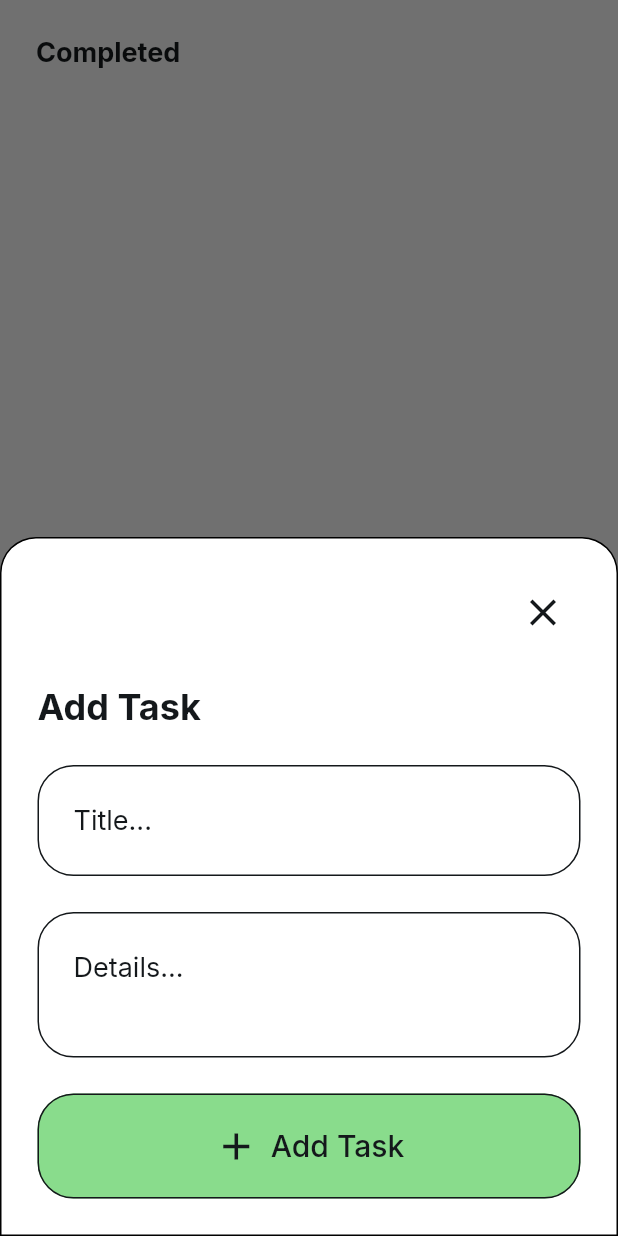
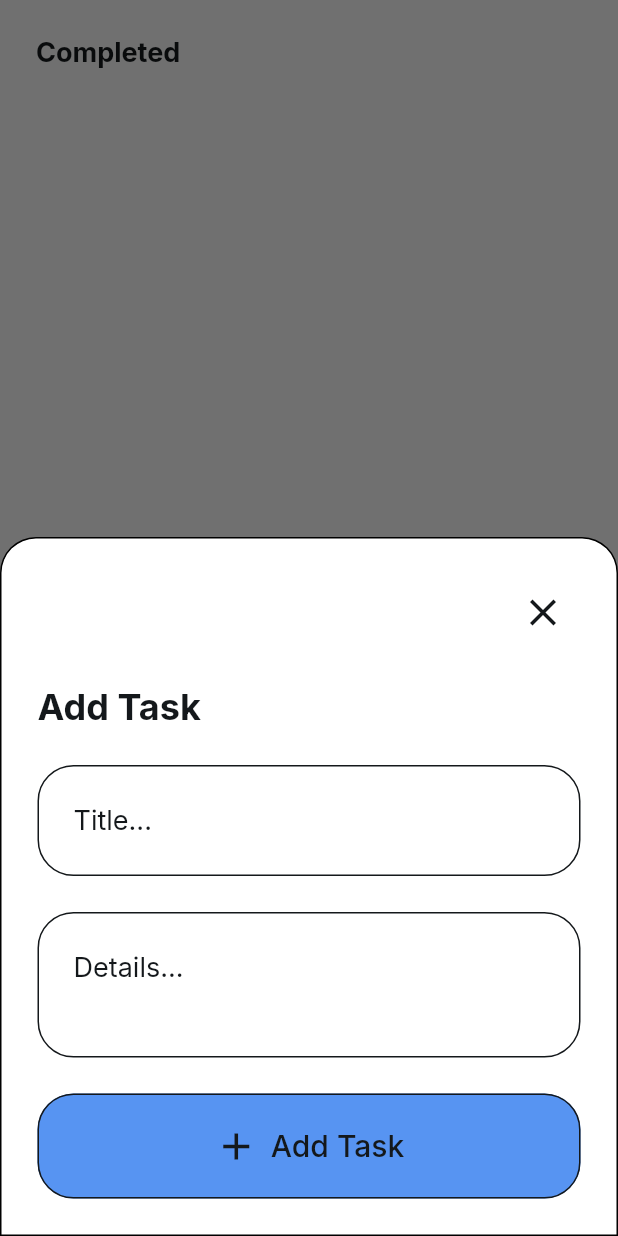
Before and after one commit to AML0424/TodoApp-FlutterFlow, a Flutter app: the screen it shows once a user with an empty profile is signed in, item 2 of the bottom bar chosen, after a tap on the "add" icon, on a phone screen of 412 x 824 dp. Run offline on Flutter 3.47's test engine with Material 3 defaults, Android fonts, the phone set to English and light mode, and no system bars; drawn by our look-alikes of auto_size_text; our stand-ins replace cloud_firestore, easy_debounce, file_picker, firebase_auth, firebase_core, firebase_storage and 12 more; missing offline and left inert: json_path, mime_type; accounts and stored records are empty.

Commit message:
Updating to latest FlutterFlow output.

```diff
--- a/lib/components/add_task_widget.dart
+++ b/lib/components/add_task_widget.dart
@@ -246,7 +246,7 @@ class _AddTaskWidgetState extends State<AddTaskWidget> {
                 height: 70.0,
                 padding: const EdgeInsetsDirectional.fromSTEB(16.0, 0.0, 16.0, 0.0),
                 iconPadding: const EdgeInsetsDirectional.fromSTEB(0.0, 0.0, 0.0, 0.0),
-                color: FlutterFlowTheme.of(context).primary,
+                color: FlutterFlowTheme.of(context).secondary,
                 textStyle: FlutterFlowTheme.of(context).labelMedium.override(
                       fontFamily: 'Inter',
                       color: FlutterFlowTheme.of(context).primaryText,
--- a/lib/details/details_widget.dart
+++ b/lib/details/details_widget.dart
@@ -310,7 +310,7 @@ class _DetailsWidgetState extends State<DetailsWidget> {
                                 16.0, 0.0, 16.0, 0.0),
                             iconPadding: const EdgeInsetsDirectional.fromSTEB(
                                 0.0, 0.0, 0.0, 0.0),
-                            color: FlutterFlowTheme.of(context).primary,
+                            color: FlutterFlowTheme.of(context).secondary,
                             textStyle: FlutterFlowTheme.of(context)
                                 .labelMedium
                                 .override(
--- a/lib/login/login_widget.dart
+++ b/lib/login/login_widget.dart
@@ -811,7 +811,7 @@ class _LoginWidgetState extends State<LoginWidget>
                                     16.0, 0.0, 16.0, 0.0),
                                 iconPadding: const EdgeInsetsDirectional.fromSTEB(
                                     0.0, 0.0, 0.0, 0.0),
-                                color: FlutterFlowTheme.of(context).primary,
+                                color: FlutterFlowTheme.of(context).secondary,
                                 textStyle: FlutterFlowTheme.of(context)
                                     .labelMedium
                                     .override(
@@ -882,7 +882,7 @@ class _LoginWidgetState extends State<LoginWidget>
                                     16.0, 0.0, 16.0, 0.0),
                                 iconPadding: const EdgeInsetsDirectional.fromSTEB(
                                     0.0, 0.0, 0.0, 0.0),
-                                color: FlutterFlowTheme.of(context).primary,
+                                color: FlutterFlowTheme.of(context).secondary,
                                 textStyle: FlutterFlowTheme.of(context)
                                     .labelMedium
                                     .override(
--- a/lib/onboarding/onboarding_widget.dart
+++ b/lib/onboarding/onboarding_widget.dart
@@ -442,7 +442,7 @@ class _OnboardingWidgetState extends State<OnboardingWidget> {
                   padding: const EdgeInsetsDirectional.fromSTEB(16.0, 0.0, 16.0, 0.0),
                   iconPadding:
                       const EdgeInsetsDirectional.fromSTEB(0.0, 0.0, 0.0, 0.0),
-                  color: FlutterFlowTheme.of(context).primary,
+                  color: FlutterFlowTheme.of(context).secondary,
                   textStyle: FlutterFlowTheme.of(context).labelMedium.override(
                         fontFamily: 'Inter',
                         color: FlutterFlowTheme.of(context).primaryText,
--- a/lib/tasks/tasks_widget.dart
+++ b/lib/tasks/tasks_widget.dart
@@ -65,7 +65,7 @@ class _TasksWidgetState extends State<TasksWidget> {
             width: double.infinity,
             height: double.infinity,
             decoration: BoxDecoration(
-              color: FlutterFlowTheme.of(context).primary,
+              color: FlutterFlowTheme.of(context).secondary,
               borderRadius: BorderRadius.circular(50.0),
               border: Border.all(
                 width: 1.0,
```
